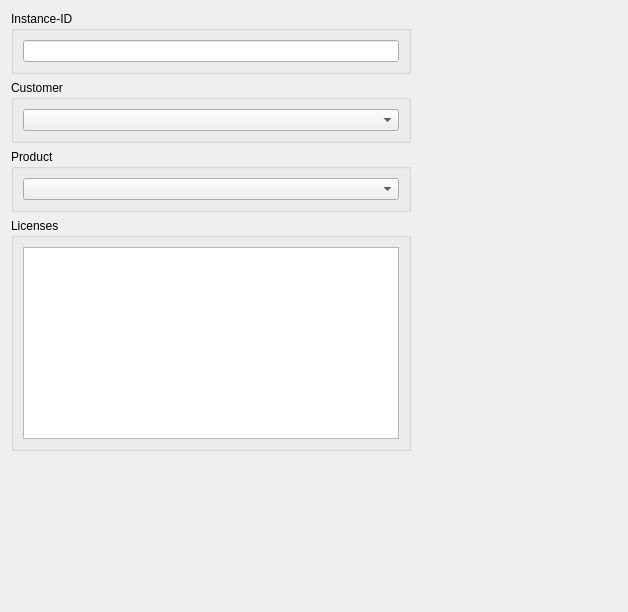
This is Include/imtlicgui/CProductInstanceInfoEditorComp.ui in ImagingTools/ImtCore as Qt 5 draws it before an edit. The edited form follows.
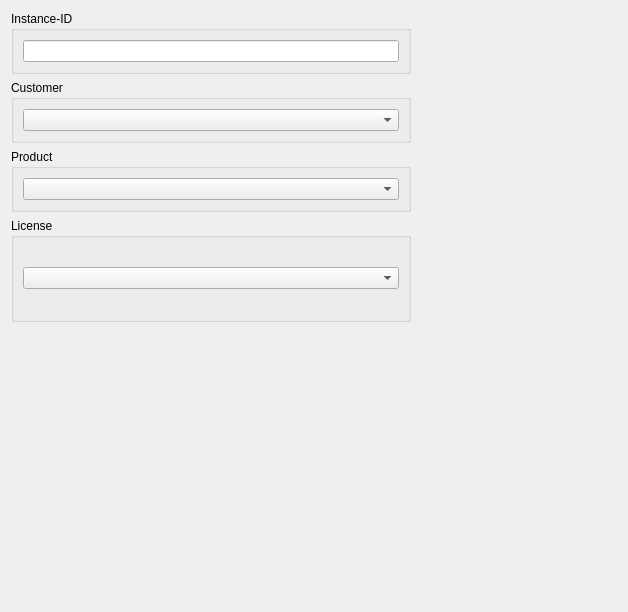
This is the edited form.

Commit message: Working on product instance management

The edit to the form file:
```diff
--- a/Include/imtlicgui/CProductInstanceInfoEditorComp.ui
+++ b/Include/imtlicgui/CProductInstanceInfoEditorComp.ui
@@ -86,20 +86,11 @@
       </size>
      </property>
      <property name="title">
-      <string>Licenses</string>
+      <string>License</string>
      </property>
      <layout class="QVBoxLayout" name="verticalLayout_4">
       <item>
-       <widget class="QTreeWidget" name="LicenseTree">
-        <attribute name="headerVisible">
-         <bool>false</bool>
-        </attribute>
-        <column>
-         <property name="text">
-          <string>License</string>
-         </property>
-        </column>
-       </widget>
+       <widget class="QComboBox" name="LicenseCombo"/>
       </item>
      </layout>
     </widget>
```
The commit also changes 3 other files.
